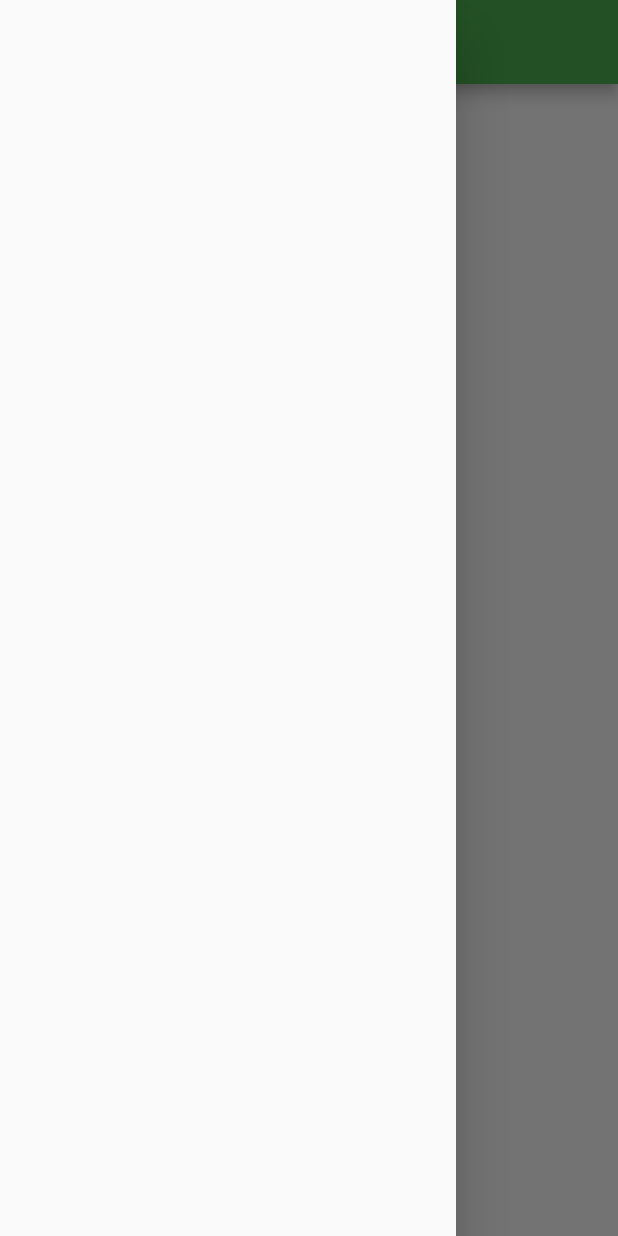
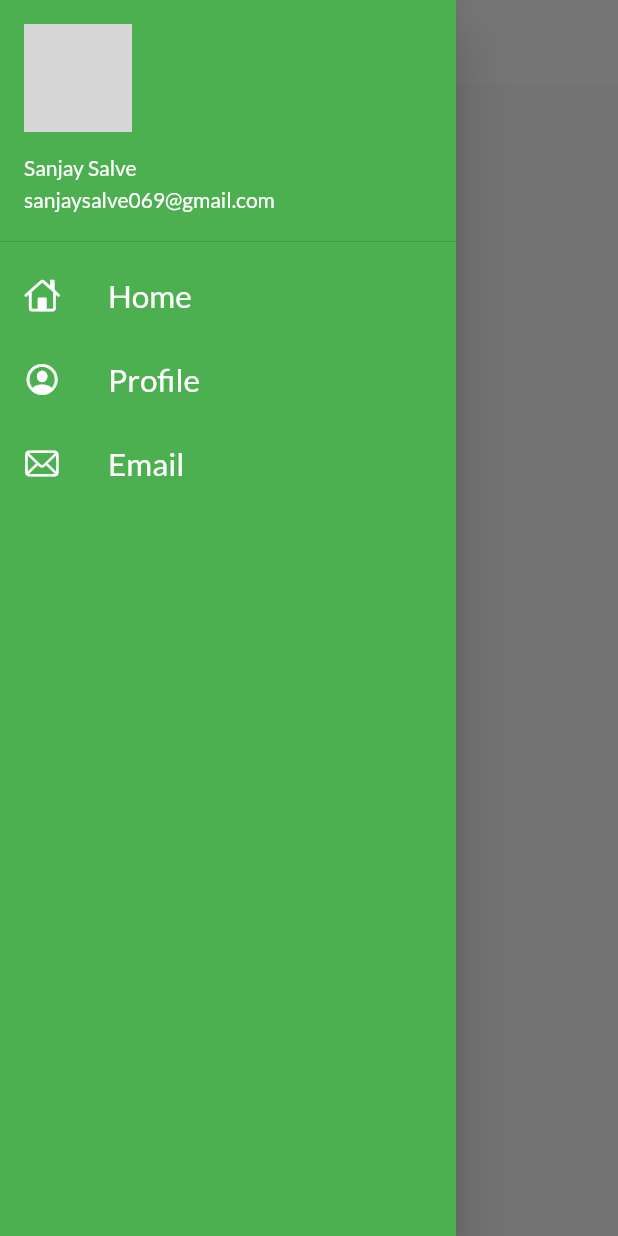
Before and after one commit to sanz777/FlutterDemo1, a Flutter app: the HomePage screen opened by its route, with the side drawer open, on a phone screen of 412 x 824 dp. Run offline on Flutter 3.47's test engine with Material 2 defaults, Android fonts, the phone set to English and light mode, and no system bars; our stand-ins replace google_fonts; network calls fail; grey boxes are pictures that could not be loaded.

Commit message:
themes And Menu

```diff
--- a/lib/pages/home_page.dart
+++ b/lib/pages/home_page.dart
@@ -1,3 +1,4 @@
+import 'package:demo2/widgit/drawer.dart';
 import 'package:flutter/material.dart';
 
 class HomePage extends StatelessWidget {
@@ -7,13 +8,10 @@ class HomePage extends StatelessWidget {
   Widget build(BuildContext context) {
     return Scaffold(
       appBar: AppBar(
-        title: Text("HomePage"),
+        title: const Text("HomePage"),
       ),
-      body: Center(
-          child: Container(
-        child: Text("HomePage"),
-      )),
-      drawer: Drawer(),
+      body: const Center(child: Text("HomePage")),
+      drawer: const MyDrawer(),
     );
   }
 }
--- /dev/null
+++ b/lib/widgit/drawer.dart
@@ -0,0 +1,78 @@
+import 'package:flutter/cupertino.dart';
+import 'package:flutter/material.dart';
+
+class MyDrawer extends StatefulWidget {
+  const MyDrawer({Key? key}) : super(key: key);
+
+  @override
+  _MyDrawerState createState() => _MyDrawerState();
+}
+
+class _MyDrawerState extends State<MyDrawer> {
+  @override
+  Widget build(BuildContext context) {
+    const imageurl =
+        "https://i.pinimg.com/736x/ea/69/dc/ea69dc6226e72a33f82d3add20b470df.jpg";
+
+    return Drawer(
+      child: Container(
+        color: Colors.green,
+        child: ListView(
+          padding: EdgeInsets.zero,
+          children: const [
+            DrawerHeader(
+              padding: EdgeInsets.zero,
+              child: UserAccountsDrawerHeader(
+                margin: EdgeInsets.zero,
+                accountName: Text("Sanjay Salve"),
+                accountEmail: Text("sanjaysalve069@gmail.com"),
+                currentAccountPicture: CircleAvatar(
+                  backgroundImage: NetworkImage(imageurl),
+                ),
+              ),
+            ),
+            ListTile(
+              leading: Icon(
+                CupertinoIcons.home,
+                color: Colors.white,
+              ),
+              title: Text(
+                "Home",
+                textScaleFactor: 1.5,
+                style: TextStyle(
+                  color: Colors.white,
+                ),
+              ),
+            ),
+            ListTile(
+              leading: Icon(
+                CupertinoIcons.profile_circled,
+                color: Colors.white,
+              ),
+              title: Text(
+                "Profile",
+                textScaleFactor: 1.5,
+                style: TextStyle(
+                  color: Colors.white,
+                ),
+              ),
+            ),
+            ListTile(
+              leading: Icon(
+                CupertinoIcons.mail,
+                color: Colors.white,
+              ),
+              title: Text(
+                "Email",
+                textScaleFactor: 1.5,
+                style: TextStyle(
+                  color: Colors.white,
+                ),
+              ),
+            )
+          ],
+        ),
+      ),
+    );
+  }
+}
--- /dev/null
+++ b/lib/widgit/themes.dart
@@ -0,0 +1,23 @@
+import 'package:flutter/material.dart';
+import 'package:flutter/widgets.dart';
+import 'package:google_fonts/google_fonts.dart';
+
+class MyThemes {
+  static ThemeData lightThemData() => ThemeData(
+        primarySwatch: Colors.green,
+        fontFamily: GoogleFonts.lato().fontFamily,
+        appBarTheme: const AppBarTheme(
+          color: Colors.white,
+          elevation: 0.0,
+          iconTheme: IconThemeData(
+            color: Colors.black,
+          ),
+          titleTextStyle: TextStyle(
+            color: Colors.black,
+          ),
+        ),
+      );
+  static ThemeData darkThemData() => ThemeData(
+        brightness: Brightness.dark,
+      );
+}
```
Also changed, not shown: lib/main.dart (+7 -9 lines), lib/pages/login_page.dart (+98 -22 lines), assets/images/welcome.png (added).
